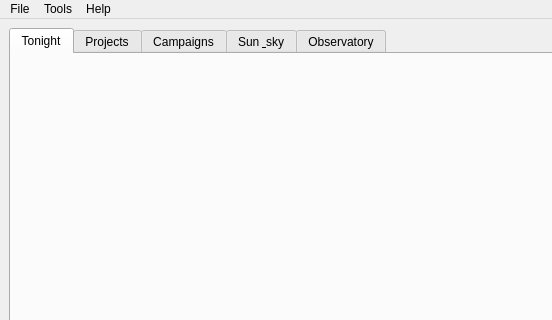
The window that nightscribe/gui/ui/main_window.ui (irydeo/nightscribe) describes before a commit, drawn with Qt 5; both pictures show x 0 to 552 and y 0 to 320 of the 1200 by 800 pixel window.
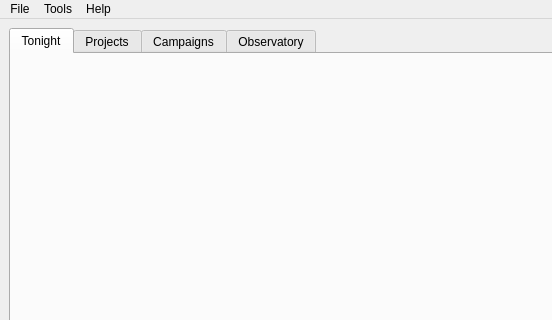
The same window after the commit.

Commit message: gui: SC1 — the 'Sky calendar…' dialog (Tools menu) re-homes the whole Sun & sky tab intact (SDO/NOAA, data, impact line, almanac, outreach) and adds the locally-computed sections: 60-day events in plain words, Moon calendar, planets, and the week's Galilean moon/shadow transits with the +-10 min honesty label and the Titan out-of-season note; the tab bar drops to four (Ctrl+1..4); tests retargeted, suite 1361 green

The edit to the form file:
```diff
--- a/nightscribe/gui/ui/main_window.ui
+++ b/nightscribe/gui/ui/main_window.ui
@@ -22,9 +22,6 @@
       <widget class="QWidget" name="tab_campaigns">
        <attribute name="title"><string>Campaigns</string></attribute>
       </widget>
-      <widget class="QWidget" name="tab_solar">
-       <attribute name="title"><string>Sun &amp; sky</string></attribute>
-      </widget>
       <widget class="QWidget" name="tab_observatory">
        <attribute name="title"><string>Observatory</string></attribute>
       </widget>
```
Left out of the diff: 4 changed lines with no effect on the pictures. Lines whose indentation alone changed are shown as unchanged. The commit also changes 7 other files.
